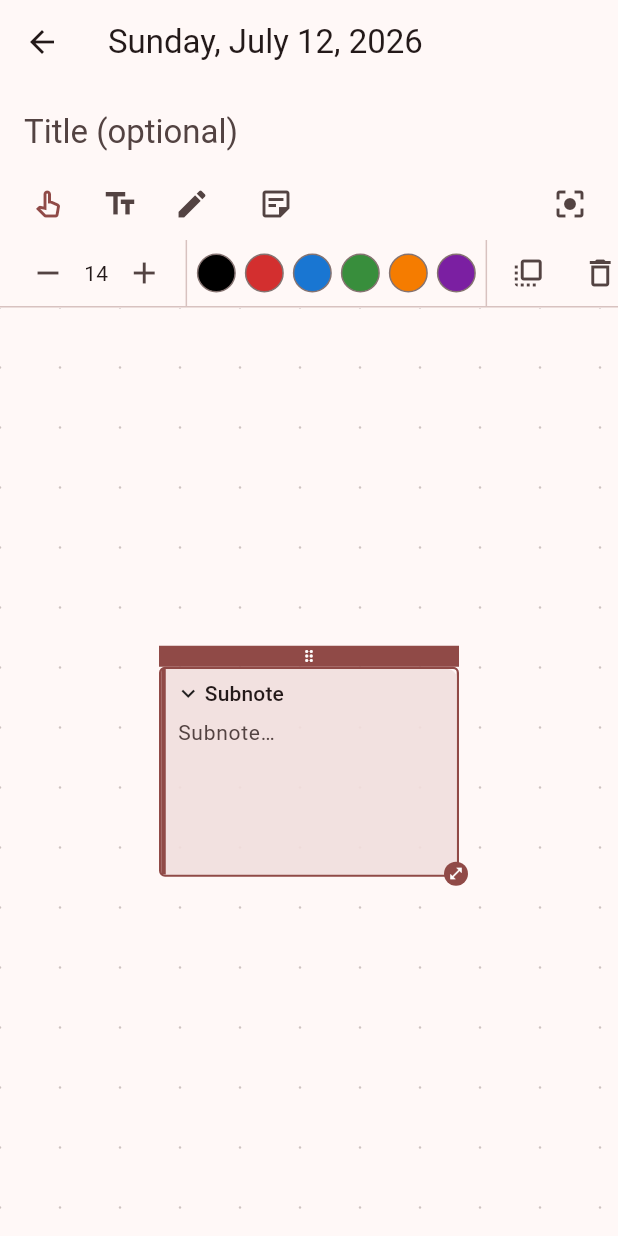
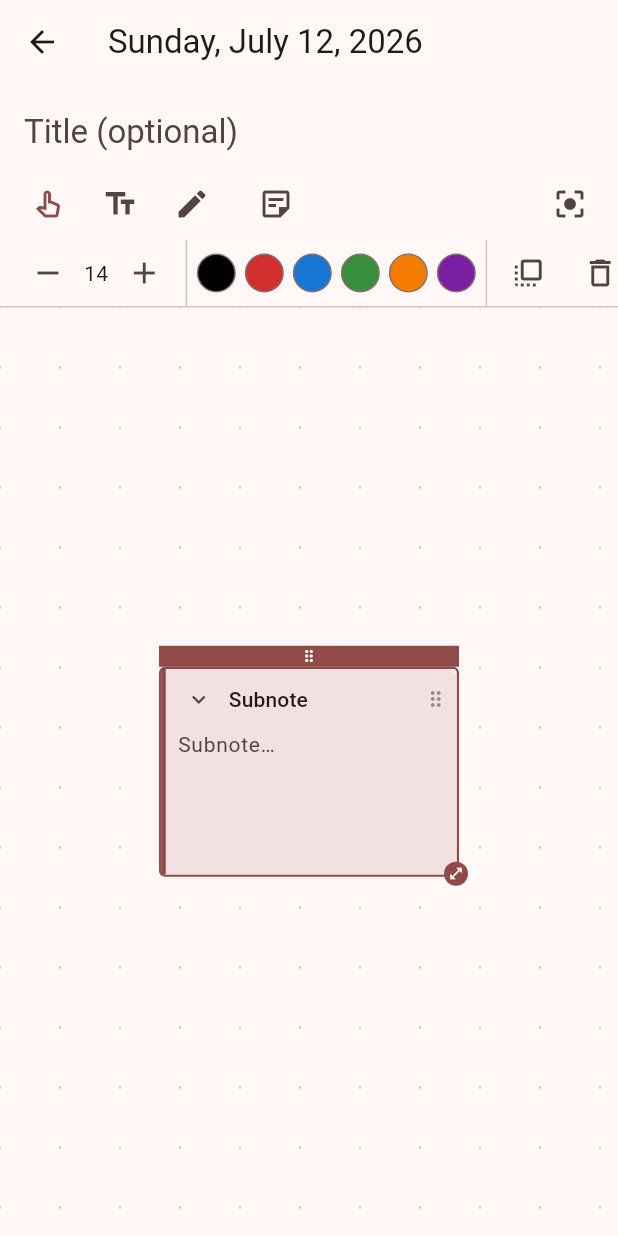
Before and after one commit to ShmagiG/journal, a Flutter app: the EntryEditorScreen screen opened directly with empty values, after a tap on the "edit" icon, after a tap on the "sticky note 2" icon, on a phone screen of 412 x 824 dp. Run offline on Flutter 3.47's test engine with Material 3 defaults, Android fonts, the phone set to English and light mode, and no system bars; our stand-ins replace drift, drift_flutter; accounts and stored records are empty; generated files the repository leaves out were written again.

Commit message:
feat: enable dragging of subnotes by their header for repositioning

```diff
--- a/lib/screens/entry_editor_screen.dart
+++ b/lib/screens/entry_editor_screen.dart
@@ -625,9 +625,7 @@ class _EntryEditorScreenState extends State<EntryEditorScreen> {
     if (data is StrokeElementData) {
       return _positioned(
         el,
-        IgnorePointer(
-          ignoring: _tool == _Tool.draw,
-          child: GestureDetector(
+        GestureDetector(
           behavior: HitTestBehavior.opaque,
           onTap: () => _select(el),
           onPanUpdate: _tool == _Tool.select ? (d) => _drag(el, d) : null,
@@ -638,7 +636,6 @@ class _EntryEditorScreenState extends State<EntryEditorScreen> {
               Color(data.color),
               data.width,
               selected: _selected == el,
-              ),
             ),
           ),
         ),
@@ -676,7 +673,9 @@ class _EntryEditorScreenState extends State<EntryEditorScreen> {
       top: el.y,
       width: el.width,
       height: height,
-      child: child,
+      // While drawing, elements don't intercept pointers so strokes can be laid
+      // over them freely.
+      child: IgnorePointer(ignoring: _tool == _Tool.draw, child: child),
     );
   }
 
@@ -859,19 +858,34 @@ class _SubnoteCard extends StatelessWidget {
             crossAxisAlignment: CrossAxisAlignment.stretch,
             mainAxisSize: MainAxisSize.min,
             children: [
-              InkWell(
-                onTap: () {
-                  state.rebuild(() => data.collapsed = !data.collapsed);
-                },
+              // The header doubles as the move handle: tap selects the note,
+              // dragging it moves the note, and the chevron toggles collapse.
+              MouseRegion(
+                cursor: SystemMouseCursors.move,
+                child: GestureDetector(
+                  behavior: HitTestBehavior.opaque,
+                  onTap: () => state._select(el),
+                  onPanUpdate: state._tool == _Tool.select
+                      ? (d) => state._drag(el, d)
+                      : null,
                   child: Padding(
-                  padding: const EdgeInsets.symmetric(horizontal: 6, vertical: 6),
+                    padding: const EdgeInsets.fromLTRB(2, 0, 6, 0),
                     child: Row(
                       children: [
-                      Icon(
-                        data.collapsed ? Icons.chevron_right : Icons.keyboard_arrow_down,
-                        size: 18,
+                        IconButton(
+                          visualDensity: VisualDensity.compact,
+                          padding: EdgeInsets.zero,
+                          constraints: const BoxConstraints(minWidth: 32, minHeight: 32),
+                          iconSize: 18,
+                          icon: Icon(
+                            data.collapsed
+                                ? Icons.chevron_right
+                                : Icons.keyboard_arrow_down,
                           ),
-                      const SizedBox(width: 2),
+                          tooltip: data.collapsed ? 'Expand' : 'Collapse',
+                          onPressed: () =>
+                              state.rebuild(() => data.collapsed = !data.collapsed),
+                        ),
                         Expanded(
                           child: Text(
                             _headerText,
@@ -880,7 +894,13 @@ class _SubnoteCard extends StatelessWidget {
                             style: Theme.of(context).textTheme.labelLarge,
                           ),
                         ),
+                        Icon(
+                          Icons.drag_indicator,
+                          size: 16,
+                          color: Theme.of(context).disabledColor,
+                        ),
                       ],
+                    ),
                   ),
                 ),
               ),
```
Also changed, not shown: 1 other file. Lines whose indentation alone changed are shown as unchanged.
